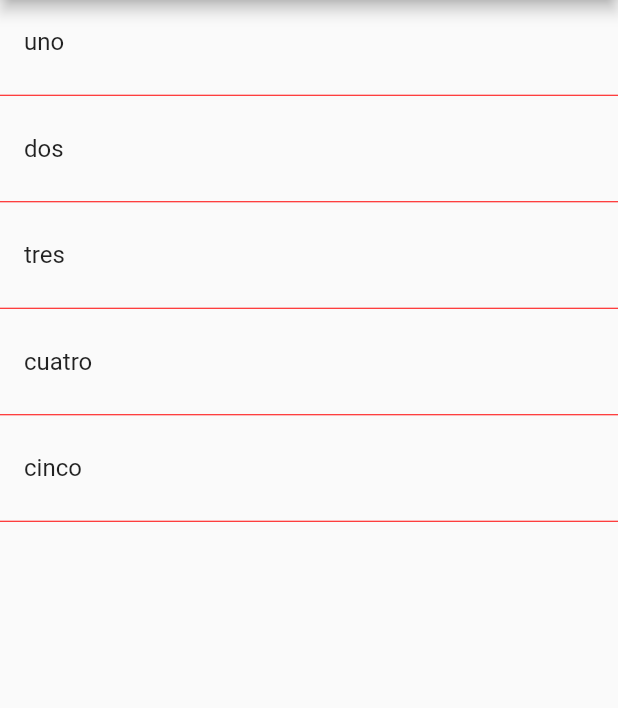
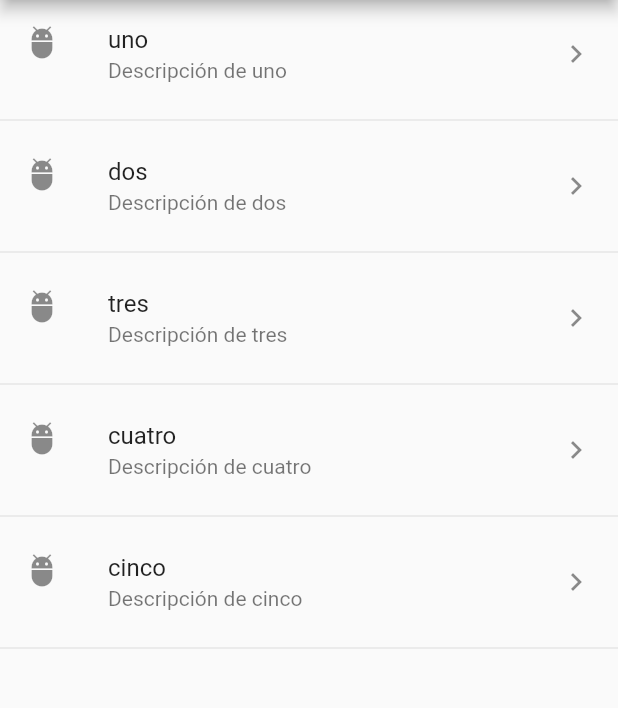
Before and after one commit to MariaLPF/componentes, a Flutter app: the screen it shows after launch, on a phone screen of 412 x 824 dp, the part 84-792 px from its top. Run offline on Flutter 3.47's test engine with Material 2 defaults, Android fonts, the phone set to English and light mode, and no system bars.

Commit message:
Otra forma de crear items en un ListView

```diff
--- a/lib/src/pages/home_temp.dart
+++ b/lib/src/pages/home_temp.dart
@@ -11,7 +11,7 @@ class HomePageTemp extends StatelessWidget {
         title: Text('Components Temp'),
       ),
       body: ListView(
-        children: _createItems(),
+        children: _createItemsShort(),  //_createItems(),
       ),
     );
   }
@@ -29,4 +29,21 @@ class HomePageTemp extends StatelessWidget {
     }
     return result;
   }
+
+  List<Widget> _createItemsShort(){
+    return options.map((item) {
+        return  Column(
+          children: <Widget>[
+            ListTile(
+                       title: Text(item),
+                       subtitle: Text('Descripción de $item'),
+                       leading: Icon(Icons.adb),
+                       trailing: Icon(Icons.keyboard_arrow_right),
+                      ),
+            Divider()
+          ],
+        );
+    }).toList();
+
+  }
 }
```
